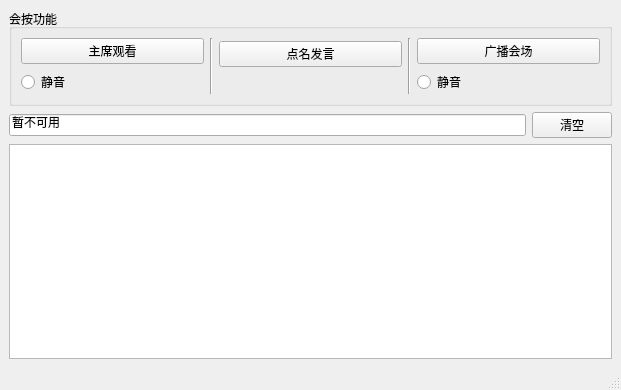
Above: junjuncontrol.ui from mqhzha/smartconf before the change. Below: the same form after it.
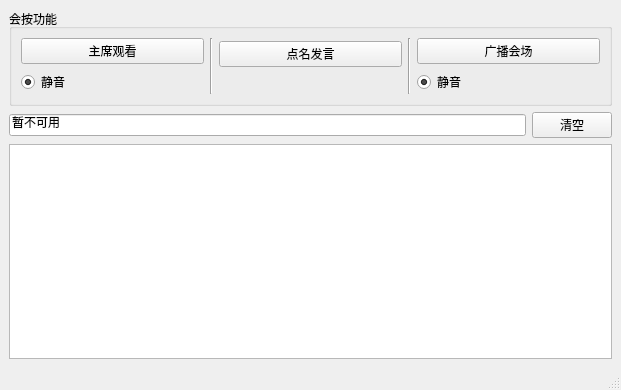
That is the form after the change.

Diff of the .ui file:
```diff
--- a/junjuncontrol.ui
+++ b/junjuncontrol.ui
@@ -43,6 +43,9 @@
              <property name="text">
               <string>静音</string>
              </property>
+             <property name="checked">
+              <bool>true</bool>
+             </property>
              <property name="autoExclusive">
               <bool>false</bool>
              </property>
@@ -117,6 +120,9 @@
              <property name="text">
               <string>静音</string>
              </property>
+             <property name="checked">
+              <bool>true</bool>
+             </property>
              <property name="autoExclusive">
               <bool>false</bool>
              </property>
```
Left out of the diff: 4 changed lines with no effect on the pictures.
